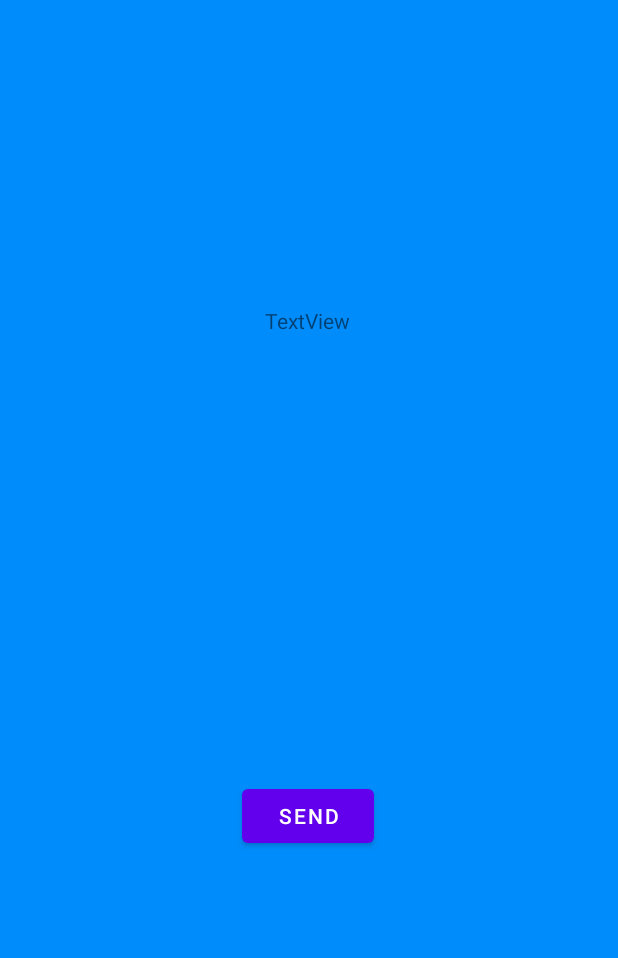
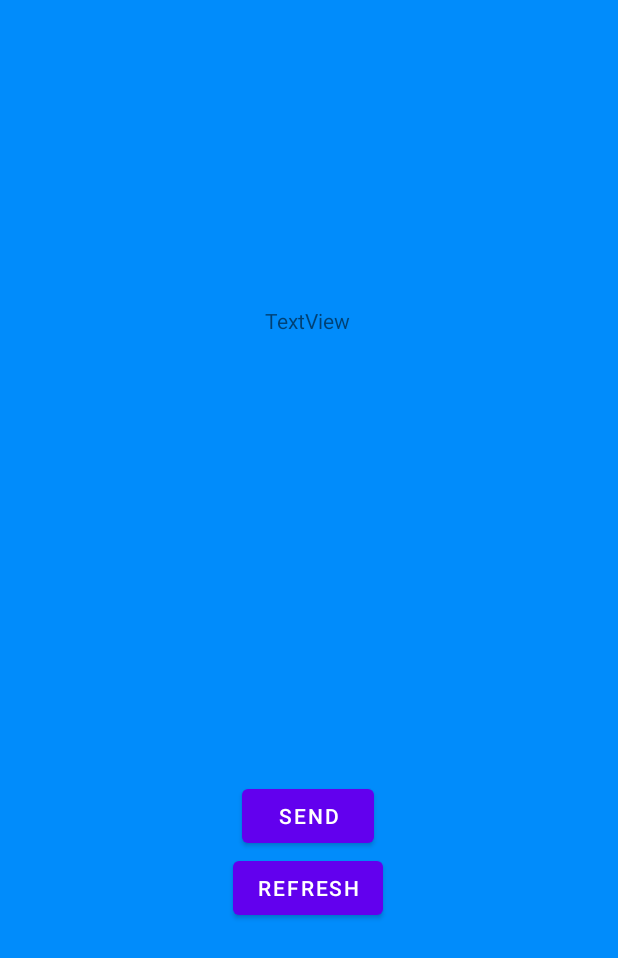
Before and after one commit to Nailu776/Studies-2022_I_ST_PTM, an Android app: the ControlActivity screen opened directly, with no data from a screen before it, on a phone screen of 412 x 824 dp. Shown: the top 958 px of the screen. Run offline under Robolectric (Android 15) with nearby library versions, the phone set to English and light mode, and no system bars; 6 statements that could not run were skipped.

```diff
--- a/Tetris/app/src/main/AndroidManifest.xml
+++ b/Tetris/app/src/main/AndroidManifest.xml
@@ -4,6 +4,8 @@
 
     <uses-permission android:name="android.permission.BLUETOOTH" />
     <uses-permission android:name="android.permission.BLUETOOTH_ADMIN" />
+    <uses-permission android:name="android.permission.ACCESS_FINE_LOCATION" />
+
     <application
         android:allowBackup="true"
         android:icon="@mipmap/ic_launcher"
--- a/Tetris/app/src/main/java/com/example/tetris/ControlActivity.kt
+++ b/Tetris/app/src/main/java/com/example/tetris/ControlActivity.kt
@@ -28,7 +28,7 @@ import kotlin.math.roundToInt
 class ControlActivity: AppCompatActivity(){
 
     companion object {
-        var myUUID: UUID = UUID.fromString("b7da2b1f-9311-402b-99c0-c7cb668ea199 ")
+        var myUUID: UUID = UUID.fromString("00001101-0000-1000-8000-00805F9B34FB")
         var bluetoothSocket: BluetoothSocket?= null
         lateinit var progress: ProgressDialog
         lateinit var bluetoothAdapter: BluetoothAdapter
@@ -40,24 +40,30 @@ class ControlActivity: AppCompatActivity(){
         super.onCreate(savedInstanceState)
         setContentView(R.layout.control_layout)
         address = intent.getStringExtra(VersusGameActivity.EXTRA_ADDRESS).toString()
-        ConnectToDevice(this).execute()
+        ConnectToDevice(this).start()
 
         findViewById<Button>(R.id.send).setOnClickListener{sendCommand("Sending a message.")}
+        findViewById<Button>(R.id.refresh).setOnClickListener{receive()}
     }
 
     private fun receive(){
         var bytes: Int
-        var byteArray: ByteArray = ByteArray(1024)
+        val byteArray: ByteArray = ByteArray(1024)
         var message: String = ""
         try{
             //Dot is the end of the message.
             while(!(message.contains('.'))){
                 bytes = bluetoothSocket!!.inputStream.read(byteArray)
                 message = message + String(byteArray, 0, bytes)
+                Log.i("message",message);
+            }
+            if(message.equals("")){
+                message = "Message was not sent."
             }
         } catch(e: Exception){
             e.printStackTrace()
         }
+        findViewById<TextView>(R.id.textView).text = message;
     }
     private fun sendCommand(input: String){
         try {
@@ -78,19 +84,15 @@ class ControlActivity: AppCompatActivity(){
         }
         finish()
     }
-    private class ConnectToDevice(c: Context): AsyncTask<Void, Void, String>() {
+    private class ConnectToDevice(c: Context): Thread() {
         private var connectSuccess: Boolean = true
-        private val context: Context
+        private val context: Context = c
+
         init{
-            this.context = c
-        }
-
-        override fun onPreExecute() {
-            super.onPreExecute()
             progress = ProgressDialog.show(context,"Connecting...", "Please wait")
         }
 
-        override fun doInBackground(vararg p0: Void?): String? {
+        override fun run(){
             try {
                 if(bluetoothSocket == null || !isConnected){
                     bluetoothAdapter = BluetoothAdapter.getDefaultAdapter()
@@ -103,13 +105,13 @@ class ControlActivity: AppCompatActivity(){
                 connectSuccess = false
                 e.printStackTrace()
             }
-            return null
+            onPostExecute()
         }
 
-        override fun onPostExecute(result: String?) {
-            super.onPostExecute(result)
+         fun onPostExecute() {
             if(!connectSuccess){
                 Log.i("data", "Couldn't connect")
+                Log.i("data", address)
             } else{
                 isConnected = true
             }
@@ -117,4 +119,5 @@ class ControlActivity: AppCompatActivity(){
         }
     }
 
+
 }
--- a/Tetris/app/src/main/res/layout/control_layout.xml
+++ b/Tetris/app/src/main/res/layout/control_layout.xml
@@ -29,4 +29,13 @@
         app:layout_constraintHorizontal_bias="0.498"
         app:layout_constraintStart_toStartOf="parent"
         app:layout_constraintTop_toTopOf="parent" />
+
+    <Button
+        android:id="@+id/refresh"
+        android:layout_width="wrap_content"
+        android:layout_height="wrap_content"
+        android:text="refresh"
+        app:layout_constraintEnd_toEndOf="@+id/send"
+        app:layout_constraintStart_toStartOf="@+id/send"
+        app:layout_constraintTop_toBottomOf="@+id/send" />
 </androidx.constraintlayout.widget.ConstraintLayout>
```
